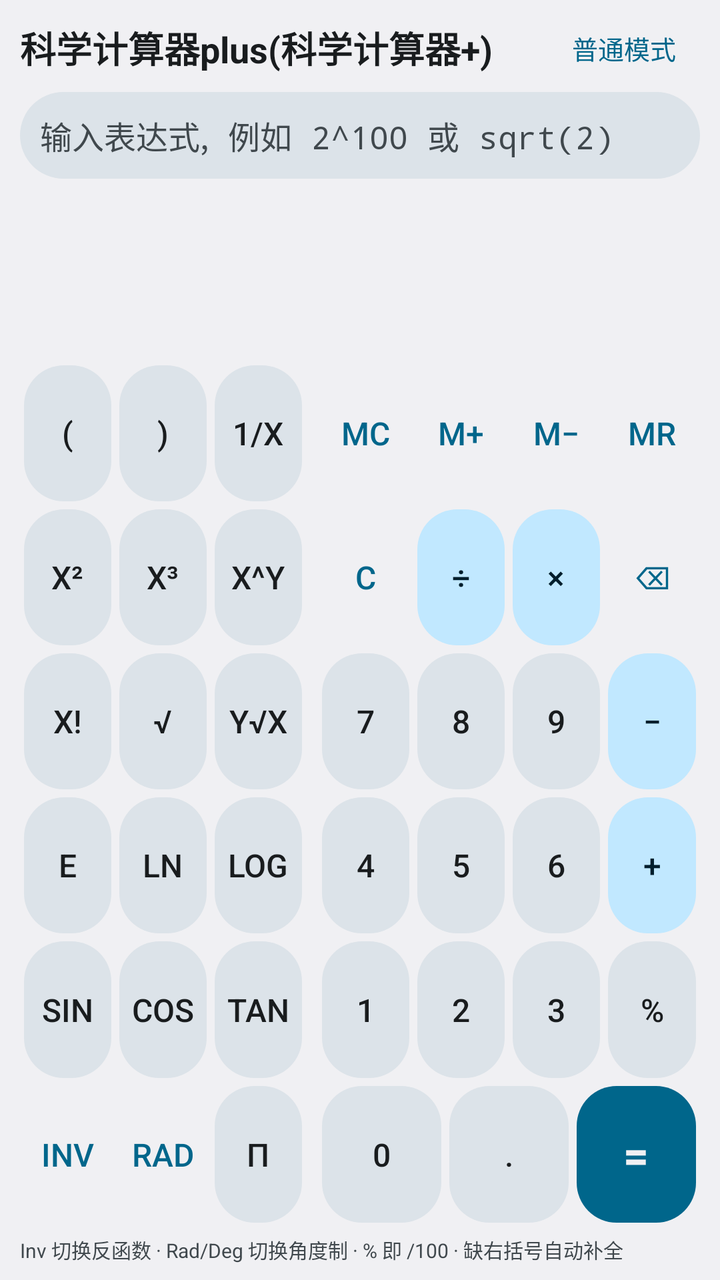
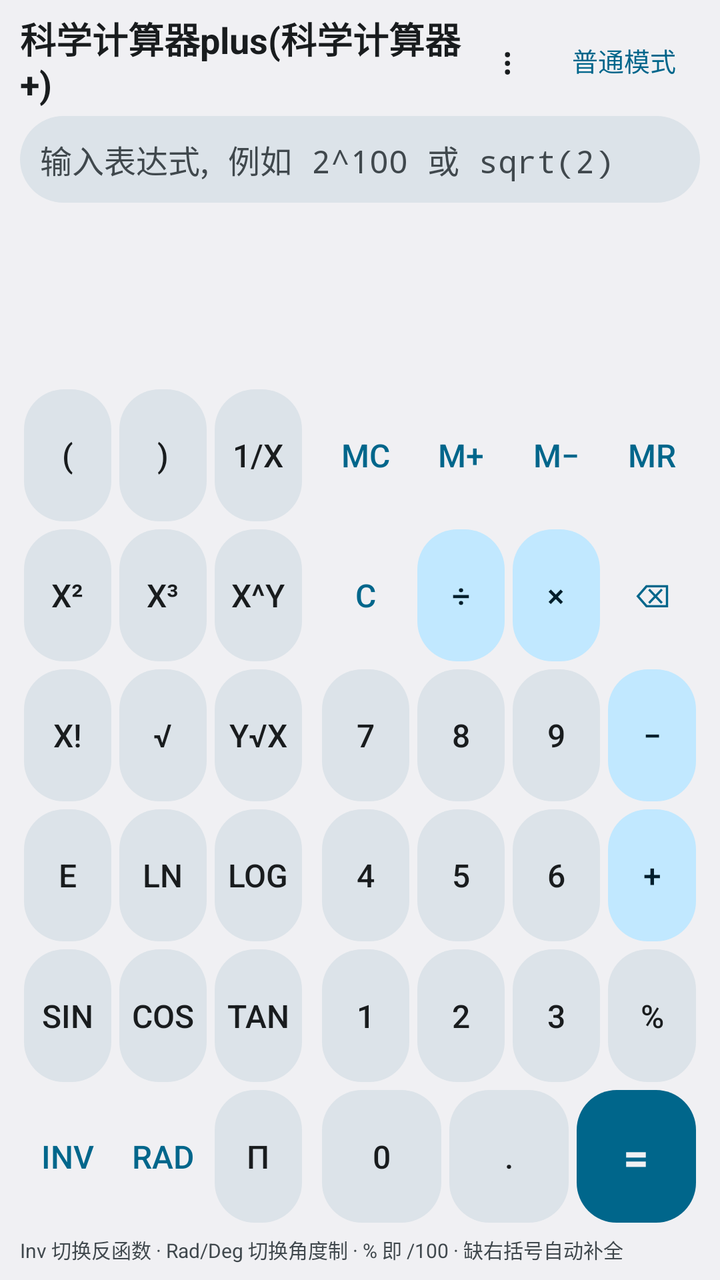

Before-and-after screenshots of an Android layout around one commit, followed by the original layout XML and the change that was made.
<!-- AndroidManifest.xml: application theme AppTheme -->
<!-- res/layout/activity_scientific.xml -->
<?xml version="1.0" encoding="utf-8"?>
<ScrollView xmlns:android="http://schemas.android.com/apk/res/android"
    android:layout_width="match_parent"
    android:layout_height="match_parent"
    android:background="@color/md_surface"
    android:fillViewport="true">

    <LinearLayout
        android:id="@+id/sciRoot"
        android:layout_width="match_parent"
        android:layout_height="wrap_content"
        android:orientation="vertical"
        android:paddingLeft="10dp"
        android:paddingTop="6dp"
        android:paddingRight="10dp"
        android:paddingBottom="8dp">

        
        <LinearLayout
            android:layout_width="match_parent"
            android:layout_height="wrap_content"
            android:gravity="center_vertical"
            android:orientation="horizontal">

            <TextView
                android:id="@+id/sciTitle"
                android:layout_width="0dp"
                android:layout_height="wrap_content"
                android:layout_weight="1"
                android:text="@string/app_name"
                android:textColor="@color/md_on_surface"
                android:textSize="18sp"
                android:textStyle="bold" />

            <Button
                android:id="@+id/sciExit"
                android:layout_width="wrap_content"
                android:layout_height="36dp"
                android:background="@drawable/ripple_ghost"
                android:minWidth="0dp"
                android:paddingLeft="12dp"
                android:paddingRight="12dp"
                android:text="普通模式"
                android:textColor="@color/md_primary"
                android:textSize="13sp" />
        </LinearLayout>

        
        <EditText
            android:id="@+id/sciInput"
            android:layout_width="match_parent"
            android:layout_height="wrap_content"
            android:layout_marginTop="4dp"
            android:background="@drawable/bg_input"
            android:hint="@string/hint"
            android:inputType="textNoSuggestions"
            android:maxLines="2"
            android:minHeight="40dp"
            android:padding="10dp"
            android:textColor="@color/md_on_surface"
            android:textColorHint="@color/md_on_surface_variant"
            android:textSize="16sp"
            android:typeface="monospace" />

        
        <TextView
            android:id="@+id/sciResult"
            android:layout_width="match_parent"
            android:layout_height="wrap_content"
            android:layout_marginTop="3dp"
            android:maxLines="7"
            android:minHeight="34dp"
            android:textColor="@color/md_on_surface"
            android:textIsSelectable="true"
            android:textSize="16sp"
            android:typeface="monospace" />

        <TextView
            android:id="@+id/sciNote"
            android:layout_width="match_parent"
            android:layout_height="wrap_content"
            android:maxLines="2"
            android:textColor="@color/md_on_surface_variant"
            android:textSize="11sp" />

        <Button
            android:id="@+id/sciViewAll"
            android:layout_width="match_parent"
            android:layout_height="34dp"
            android:layout_marginTop="3dp"
            android:background="@drawable/ripple_ghost"
            android:text="@string/view_all"
            android:textColor="@color/md_primary"
            android:textSize="13sp"
            android:visibility="gone" />

        
        <ProgressBar
            android:id="@+id/sciProgress"
            style="?android:attr/progressBarStyleHorizontal"
            android:layout_width="match_parent"
            android:layout_height="wrap_content"
            android:layout_marginTop="3dp"
            android:max="100"
            android:progressTint="@color/md_primary"
            android:visibility="invisible" />

        <TextView
            android:id="@+id/sciProgressText"
            android:layout_width="match_parent"
            android:layout_height="wrap_content"
            android:maxLines="1"
            android:textColor="@color/md_primary"
            android:textSize="11sp"
            android:visibility="invisible" />

        
        <LinearLayout
            android:id="@+id/sciKeypad"
            android:layout_width="match_parent"
            android:layout_height="0dp"
            android:layout_marginTop="6dp"
            android:layout_weight="1"
            android:orientation="horizontal">

            
            <LinearLayout
                android:layout_width="0dp"
                android:layout_height="match_parent"
                android:layout_weight="3"
                android:orientation="vertical">

                <LinearLayout android:layout_width="match_parent" android:layout_height="0dp" android:layout_weight="1" android:orientation="horizontal">
                    <Button android:id="@+id/skLP" style="@style/SciKey" android:text="(" />
                    <Button android:id="@+id/skRP" style="@style/SciKey" android:text=")" />
                    <Button android:id="@+id/skRecip" style="@style/SciKey" android:text="1/x" />
                </LinearLayout>
                <LinearLayout android:layout_width="match_parent" android:layout_height="0dp" android:layout_weight="1" android:orientation="horizontal">
                    <Button android:id="@+id/skSq" style="@style/SciKey" android:text="x²" />
                    <Button android:id="@+id/skCube" style="@style/SciKey" android:text="x³" />
                    <Button android:id="@+id/skPowY" style="@style/SciKey" android:text="x^y" />
                </LinearLayout>
                <LinearLayout android:layout_width="match_parent" android:layout_height="0dp" android:layout_weight="1" android:orientation="horizontal">
                    <Button android:id="@+id/skFact" style="@style/SciKey" android:text="x!" />
                    <Button android:id="@+id/skSqrt" style="@style/SciKey" android:text="√" />
                    <Button android:id="@+id/skRootY" style="@style/SciKey" android:text="y√x" />
                </LinearLayout>
                <LinearLayout android:layout_width="match_parent" android:layout_height="0dp" android:layout_weight="1" android:orientation="horizontal">
                    <Button android:id="@+id/skE" style="@style/SciKey" android:text="e" />
                    <Button android:id="@+id/skLn" style="@style/SciKey" android:text="ln" />
                    <Button android:id="@+id/skLog" style="@style/SciKey" android:text="log" />
                </LinearLayout>
                <LinearLayout android:layout_width="match_parent" android:layout_height="0dp" android:layout_weight="1" android:orientation="horizontal">
                    <Button android:id="@+id/skSin" style="@style/SciKey" android:text="sin" />
                    <Button android:id="@+id/skCos" style="@style/SciKey" android:text="cos" />
                    <Button android:id="@+id/skTan" style="@style/SciKey" android:text="tan" />
                </LinearLayout>
                <LinearLayout android:layout_width="match_parent" android:layout_height="0dp" android:layout_weight="1" android:orientation="horizontal">
                    <Button android:id="@+id/skInv" style="@style/SciGhostKey" android:text="Inv" />
                    <Button android:id="@+id/skRadDeg" style="@style/SciGhostKey" android:text="Rad" />
                    <Button android:id="@+id/skPi" style="@style/SciKey" android:text="π" />
                </LinearLayout>
            </LinearLayout>

            
            <LinearLayout
                android:layout_width="0dp"
                android:layout_height="match_parent"
                android:layout_marginLeft="6dp"
                android:layout_weight="4"
                android:orientation="vertical">

                <LinearLayout android:layout_width="match_parent" android:layout_height="0dp" android:layout_weight="1" android:orientation="horizontal">
                    <Button android:id="@+id/skMC" style="@style/SciGhostKey" android:text="MC" />
                    <Button android:id="@+id/skMPlus" style="@style/SciGhostKey" android:text="M+" />
                    <Button android:id="@+id/skMMinus" style="@style/SciGhostKey" android:text="M−" />
                    <Button android:id="@+id/skMR" style="@style/SciGhostKey" android:text="MR" />
                </LinearLayout>
                <LinearLayout android:layout_width="match_parent" android:layout_height="0dp" android:layout_weight="1" android:orientation="horizontal">
                    <Button android:id="@+id/skClear" style="@style/SciGhostKey" android:text="C" />
                    <Button android:id="@+id/skDiv" style="@style/SciOpKey" android:text="÷" />
                    <Button android:id="@+id/skMul" style="@style/SciOpKey" android:text="×" />
                    <Button android:id="@+id/skBack" style="@style/SciGhostKey" android:text="⌫" />
                </LinearLayout>
                <LinearLayout android:layout_width="match_parent" android:layout_height="0dp" android:layout_weight="1" android:orientation="horizontal">
                    <Button android:id="@+id/sk7" style="@style/SciKey" android:text="7" />
                    <Button android:id="@+id/sk8" style="@style/SciKey" android:text="8" />
                    <Button android:id="@+id/sk9" style="@style/SciKey" android:text="9" />
                    <Button android:id="@+id/skMinus" style="@style/SciOpKey" android:text="−" />
                </LinearLayout>
                <LinearLayout android:layout_width="match_parent" android:layout_height="0dp" android:layout_weight="1" android:orientation="horizontal">
                    <Button android:id="@+id/sk4" style="@style/SciKey" android:text="4" />
                    <Button android:id="@+id/sk5" style="@style/SciKey" android:text="5" />
                    <Button android:id="@+id/sk6" style="@style/SciKey" android:text="6" />
                    <Button android:id="@+id/skPlus" style="@style/SciOpKey" android:text="+" />
                </LinearLayout>
                <LinearLayout android:layout_width="match_parent" android:layout_height="0dp" android:layout_weight="1" android:orientation="horizontal">
                    <Button android:id="@+id/sk1" style="@style/SciKey" android:text="1" />
                    <Button android:id="@+id/sk2" style="@style/SciKey" android:text="2" />
                    <Button android:id="@+id/sk3" style="@style/SciKey" android:text="3" />
                    <Button android:id="@+id/skPercent" style="@style/SciKey" android:text="%" />
                </LinearLayout>
                <LinearLayout android:layout_width="match_parent" android:layout_height="0dp" android:layout_weight="1" android:orientation="horizontal">
                    <Button android:id="@+id/sk0" style="@style/SciKey" android:text="0" />
                    <Button android:id="@+id/skDot" style="@style/SciKey" android:text="." />
                    <Button android:id="@+id/skEq" style="@style/SciEqKey" android:text="=" />
                </LinearLayout>
            </LinearLayout>
        </LinearLayout>

        <TextView
            android:id="@+id/sciHint"
            android:layout_width="match_parent"
            android:layout_height="wrap_content"
            android:layout_marginTop="4dp"
            android:maxLines="1"
            android:text="Inv 切换反函数 · Rad/Deg 切换角度制 · % 即 /100 · 缺右括号自动补全"
            android:textColor="@color/md_on_surface_variant"
            android:textSize="10sp" />
    </LinearLayout>
</ScrollView>
<!-- resources referenced by this layout -->
<resources>
  <color name="md_on_surface">#1C1B1F</color>
  <color name="md_on_surface_variant">#49454F</color>
  <color name="md_primary">#6750A4</color>
  <color name="md_surface">#FFFBFE</color>
  <!-- drawable bg_input (drawable) -->
  <?xml version="1.0" encoding="utf-8"?>
  <shape xmlns:android="http://schemas.android.com/apk/res/android"
      android:shape="rectangle">
      <solid android:color="@color/md_surface_variant" />
      <corners android:radius="28dp" />
  </shape>
  <!-- drawable ripple_ghost (drawable) -->
  <?xml version="1.0" encoding="utf-8"?>
  <ripple xmlns:android="http://schemas.android.com/apk/res/android"
      android:color="?android:attr/colorControlHighlight">
      <item>
          <shape android:shape="oval">
              <solid android:color="@android:color/transparent" />
          </shape>
      </item>
  </ripple>
  <string name="app_name">科学计算器plus(科学计算器+)</string>
  <string name="hint">输入表达式, 例如 2^100 或 sqrt(2)</string>
  <string name="view_all">查看全部数字</string>
  <style name="SciEqKey" parent="@style/SciKey">
          <item name="android:background">@drawable/ripple_eq</item>
          <item name="android:textColor">@color/md_on_primary</item>
          <item name="android:textSize">22sp</item>
          <item name="android:textStyle">bold</item>
      </style>
  <style name="SciGhostKey" parent="@style/SciKey">
          <item name="android:background">@drawable/ripple_ghost</item>
          <item name="android:textColor">@color/md_primary</item>
      </style>
  <style name="SciOpKey" parent="@style/SciKey">
          <item name="android:background">@drawable/ripple_op</item>
          <item name="android:textColor">@color/md_on_primary_container</item>
      </style>
  <style name="AppTheme" parent="@android:style/Theme.Material.Light.NoActionBar">
          <item name="android:windowBackground">@color/md_surface</item>
          <item name="android:colorAccent">@color/md_primary</item>
          <item name="android:colorPrimary">@color/md_primary</item>
          <item name="android:colorBackground">@color/md_surface</item>
          <item name="android:textColorPrimary">@color/md_on_surface</item>
      </style>
  <color name="md_surface_variant">#E7E0EC</color>
  <!-- drawable ripple_eq (drawable) -->
  <?xml version="1.0" encoding="utf-8"?>
  <ripple xmlns:android="http://schemas.android.com/apk/res/android"
      android:color="?android:attr/colorControlHighlight">
      <item android:drawable="@drawable/key_eq" />
  </ripple>
  <color name="md_on_primary">#FFFFFF</color>
  <!-- drawable ripple_digit (drawable) -->
  <?xml version="1.0" encoding="utf-8"?>
  <ripple xmlns:android="http://schemas.android.com/apk/res/android"
      android:color="?android:attr/colorControlHighlight">
      <item android:drawable="@drawable/key_digit" />
  </ripple>
  <!-- drawable ripple_op (drawable) -->
  <?xml version="1.0" encoding="utf-8"?>
  <ripple xmlns:android="http://schemas.android.com/apk/res/android"
      android:color="?android:attr/colorControlHighlight">
      <item android:drawable="@drawable/key_op" />
  </ripple>
  <color name="md_on_primary_container">#21005D</color>
  <!-- drawable key_eq (drawable) -->
  <?xml version="1.0" encoding="utf-8"?>
  <shape xmlns:android="http://schemas.android.com/apk/res/android"
      android:shape="rectangle">
      <solid android:color="@color/md_primary" />
      <corners android:radius="20dp" />
  </shape>
  <!-- drawable key_digit (drawable) -->
  <?xml version="1.0" encoding="utf-8"?>
  <shape xmlns:android="http://schemas.android.com/apk/res/android"
      android:shape="rectangle">
      <solid android:color="@color/md_surface_variant" />
      <corners android:radius="20dp" />
  </shape>
  <!-- drawable key_op (drawable) -->
  <?xml version="1.0" encoding="utf-8"?>
  <shape xmlns:android="http://schemas.android.com/apk/res/android"
      android:shape="rectangle">
      <solid android:color="@color/md_primary_container" />
      <corners android:radius="20dp" />
  </shape>
  <color name="md_primary_container">#EADDFF</color>
  <!-- unchanged entries left out for length: 1 -->
</resources>

<!-- the commit's change to res/layout/activity_scientific.xml (unified diff, before → after) -->
@@ -31,6 +31,20 @@
                 android:textColor="@color/md_on_surface"
                 android:textSize="18sp"
                 android:textStyle="bold" />
+
+            <Button
+                android:id="@+id/sciMenu"
+                android:layout_width="wrap_content"
+                android:layout_height="36dp"
+                android:layout_marginRight="8dp"
+                android:background="@drawable/ripple_ghost"
+                android:contentDescription="@string/menu"
+                android:minWidth="0dp"
+                android:paddingLeft="10dp"
+                android:paddingRight="10dp"
+                android:text="⋮"
+                android:textColor="@color/md_on_surface"
+                android:textSize="18sp" />
 
             <Button
                 android:id="@+id/sciExit"
<!-- resource entries referenced after the edit -->
@@ -23,6 +23,7 @@
   </ripple>
   <string name="app_name">科学计算器plus(科学计算器+)</string>
   <string name="hint">输入表达式, 例如 2^100 或 sqrt(2)</string>
+  <string name="menu">菜单</string>
   <string name="view_all">查看全部数字</string>
   <style name="SciEqKey" parent="@style/SciKey">
           <item name="android:background">@drawable/ripple_eq</item>
